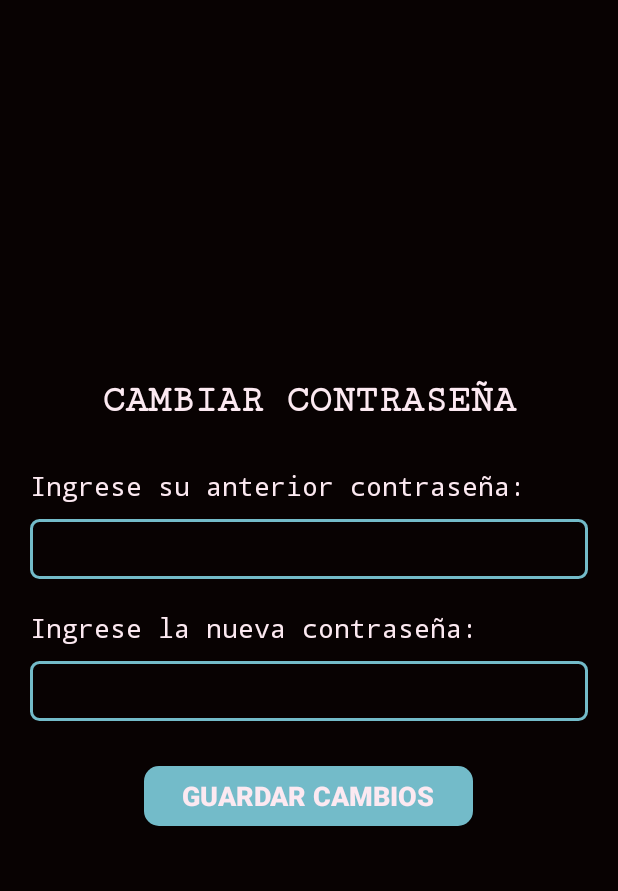
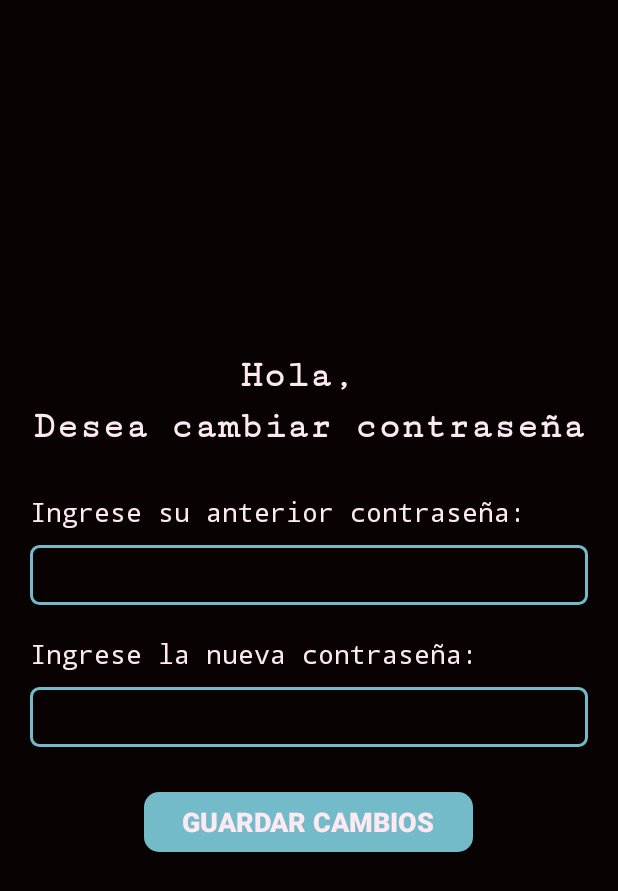
Before and after one commit to DI3906/login-calculadora, an Android app: the layout activity_cambiar_contrasenia.xml on its own in the app's theme, with its tools: preview values and no code run, on a phone screen of 412 x 824 dp. Shown: the top 891 px of the screen. Run offline under Robolectric (Android 15) with nearby library versions, the phone set to English and light mode, and no system bars.

Commit message:
feat(CambiarContrasenia.java): Agregando los datos de usuario que ingreso

```diff
--- a/app/src/main/java/com/example/login/Usuarios.java
+++ b/app/src/main/java/com/example/login/Usuarios.java
@@ -16,7 +16,13 @@ public class Usuarios {
         return nombreUsuario;
     }
 
+    //obtener contraseña
     public String getContrasenia() {
         return contrasenia;
     }
+
+    //editar contraseña
+    public void setContrasenia(String contrasenia){
+        this.contrasenia = contrasenia;
+    }
 }
--- a/app/src/main/res/layout/activity_cambiar_contrasenia.xml
+++ b/app/src/main/res/layout/activity_cambiar_contrasenia.xml
@@ -10,13 +10,28 @@
     tools:context=".MainActivity">
 
     <TextView
+        android:id="@+id/txtSaludo"
+        android:layout_width="match_parent"
+        android:layout_height="wrap_content"
+        android:layout_marginBottom="5dp"
+        android:fontFamily="serif-monospace"
+        android:gravity="center_horizontal"
+        android:text="Hola, "
+        android:textColor="#FCE9F1"
+        android:textSize="25sp"
+        android:textStyle="bold"
+        app:layout_constraintBottom_toBottomOf="parent"
+        app:layout_constraintLeft_toLeftOf="parent"
+        app:layout_constraintRight_toRightOf="parent"
+        app:layout_constraintTop_toTopOf="parent" />
+
+    <TextView
         android:layout_width="match_parent"
         android:layout_height="wrap_content"
         android:layout_marginBottom="30dp"
         android:fontFamily="serif-monospace"
         android:gravity="center_horizontal"
-        android:text="Cambiar contraseña"
-        android:textAllCaps="true"
+        android:text="Desea cambiar contraseña"
         android:textColor="#FCE9F1"
         android:textSize="25sp"
         android:textStyle="bold"
```
Also changed, not shown: app/src/main/java/com/example/login/CambiarContrasenia.java (+11 -0 lines), app/src/main/java/com/example/login/MainActivity.java (+11 -0 lines), app/src/main/java/com/example/login/calculadora.java (+11 -0 lines).
